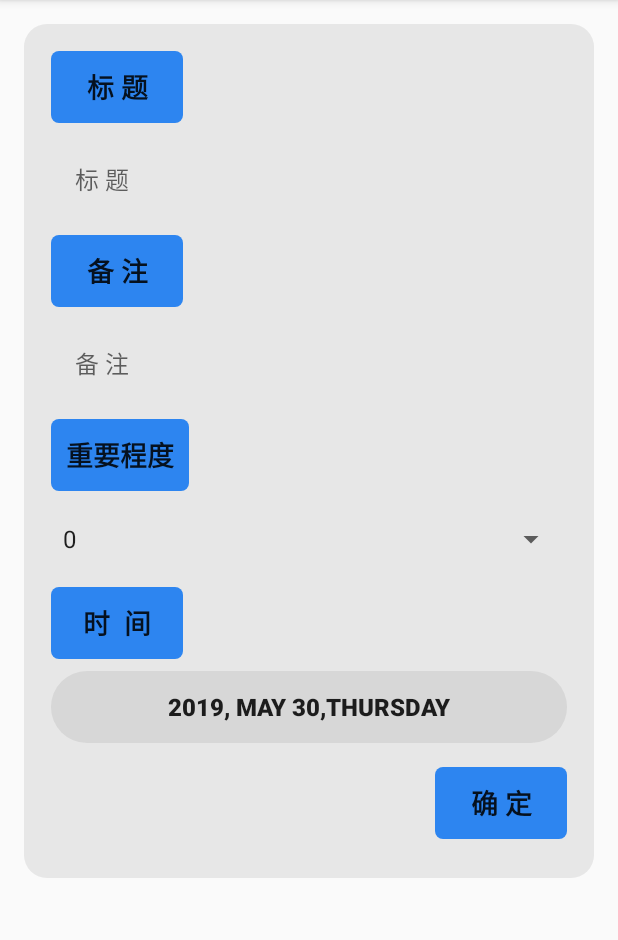
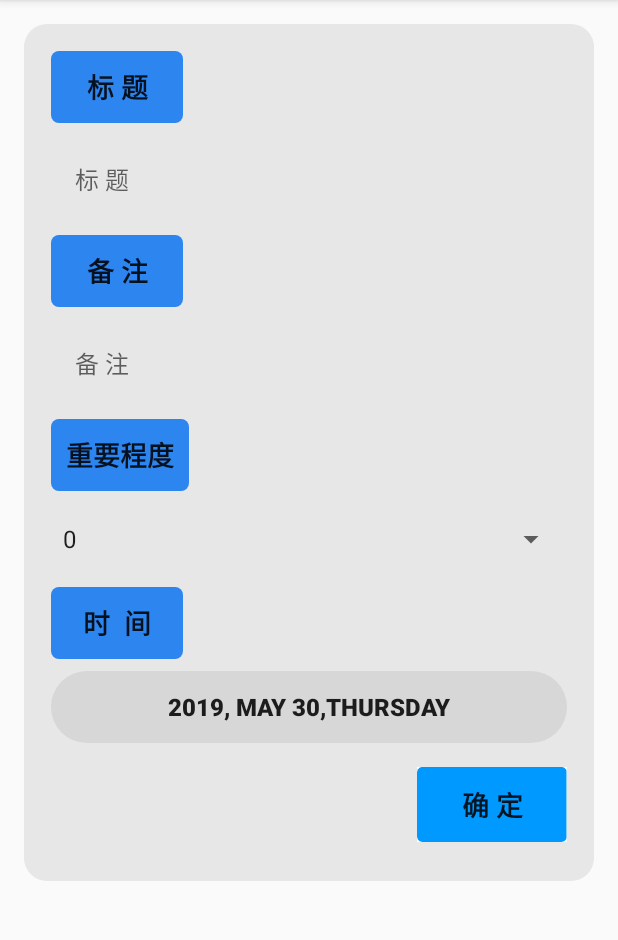
Before and after one commit to 17859762411/ToDoList, an Android app: the screen it shows after launch (TodoPagerActivity), after a tap on an icon or button, on a phone screen of 412 x 824 dp, the part 84-1024 px from its top. Run offline under Robolectric (Android 15) with nearby library versions, the phone set to English and light mode, and no system bars.

Commit message:
优化用户点击体验
添加按钮触摸选择器

```diff
--- /dev/null
+++ b/app/src/main/res/drawable/button_selector.xml
@@ -0,0 +1,11 @@
+<?xml version="1.0" encoding="utf-8"?>
+<selector xmlns:android="http://schemas.android.com/apk/res/android">
+
+    <!--三种状态设置 被按下 被触摸(激活) 被选中-->
+    <item android:drawable="@drawable/button_press" android:state_pressed="true"/>
+    <item android:drawable="@drawable/button_press" android:state_accelerated="true"/>
+    <item android:drawable="@drawable/button_press" android:state_activated="true"/>
+    <!--未选中设置-->
+    <item android:drawable="@drawable/button_normal"/>
+
+</selector>
--- a/app/src/main/res/layout/fragment_todo.xml
+++ b/app/src/main/res/layout/fragment_todo.xml
@@ -24,7 +24,7 @@
             android:layout_marginStart="8dp"
             android:layout_marginTop="8dp"
             android:text="@string/todo_title"
-            style="@style/ButtonStyle"
+            style="@style/TVStyle"
             app:layout_constraintStart_toStartOf="parent"
             app:layout_constraintTop_toTopOf="parent" />
 
@@ -53,7 +53,7 @@
             android:layout_marginStart="8dp"
             android:layout_marginTop="8dp"
             android:text="@string/beizhu"
-            style="@style/ButtonStyle"
+            style="@style/TVStyle"
             app:layout_constraintStart_toStartOf="parent"
             app:layout_constraintTop_toBottomOf="@+id/editText_title" />
 
@@ -78,8 +78,6 @@
         <Button
             android:id="@+id/btn_add"
             style="@style/ButtonStyle"
-            android:layout_width="wrap_content"
-            android:layout_height="wrap_content"
             android:layout_marginTop="16dp"
             android:layout_marginEnd="8dp"
             android:layout_marginBottom="16dp"
@@ -90,7 +88,7 @@
 
         <TextView
             android:id="@+id/tv_degree"
-            style="@style/ButtonStyle"
+            style="@style/TVStyle"
             android:layout_width="wrap_content"
             android:layout_height="wrap_content"
             android:layout_marginStart="8dp"
@@ -116,7 +114,7 @@
 
         <TextView
             android:id="@+id/textView"
-            style="@style/ButtonStyle"
+            style="@style/TVStyle"
             android:layout_width="wrap_content"
             android:layout_height="wrap_content"
             android:layout_marginStart="8dp"
--- a/app/src/main/res/values/styles.xml
+++ b/app/src/main/res/values/styles.xml
@@ -21,9 +21,17 @@
         <item name="preferenceTheme">@style/PreferenceThemeOverlay</item>
     </style>
 
+    <style name="TVStyle" parent="Widget.AppCompat.Button.Borderless">
+        <item name="android:background">@drawable/button</item>
+        <item name="android:textStyle">bold</item>
+        <item name="android:textSize">18sp</item>
+    </style>
+
 
     <style name="ButtonStyle" parent="Widget.AppCompat.Button.Borderless">
-        <item name="android:background">@drawable/button</item>
+        <item name="android:background">@drawable/button_selector</item>
+        <item name="android:layout_width">100dp</item>
+        <item name="android:layout_height">50dp</item>
         <item name="android:textStyle">bold</item>
         <item name="android:textSize">18sp</item>
     </style>
```
Also changed, not shown: app/src/main/res/drawable-xxxhdpi/button_normal.png (added), app/src/main/res/drawable-xxxhdpi/button_press.png (added).
